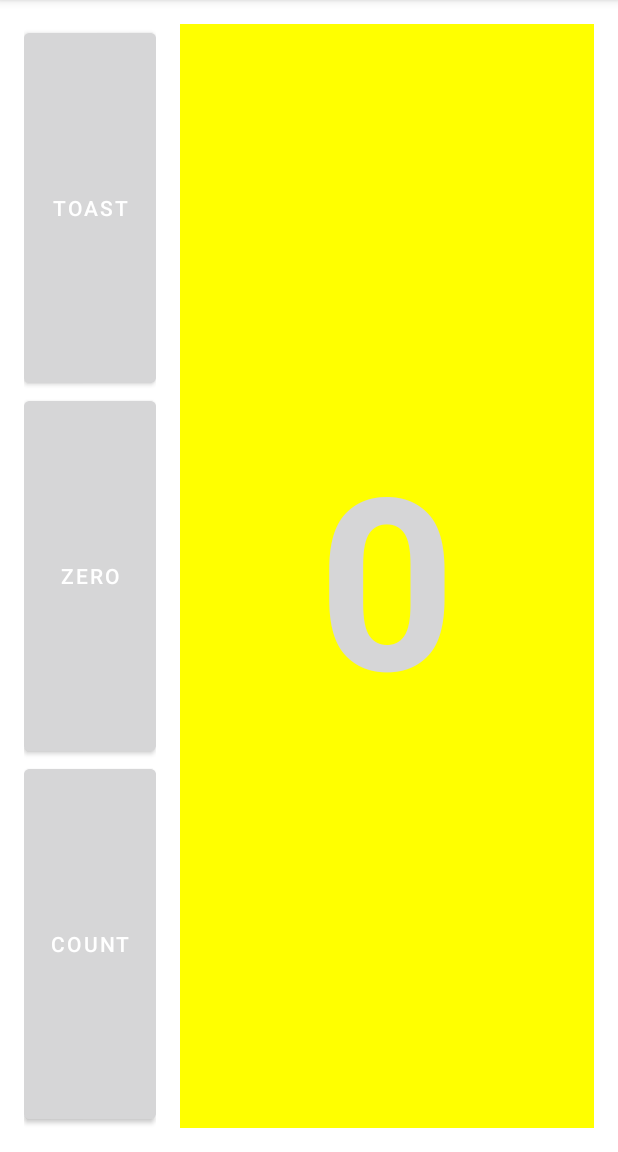
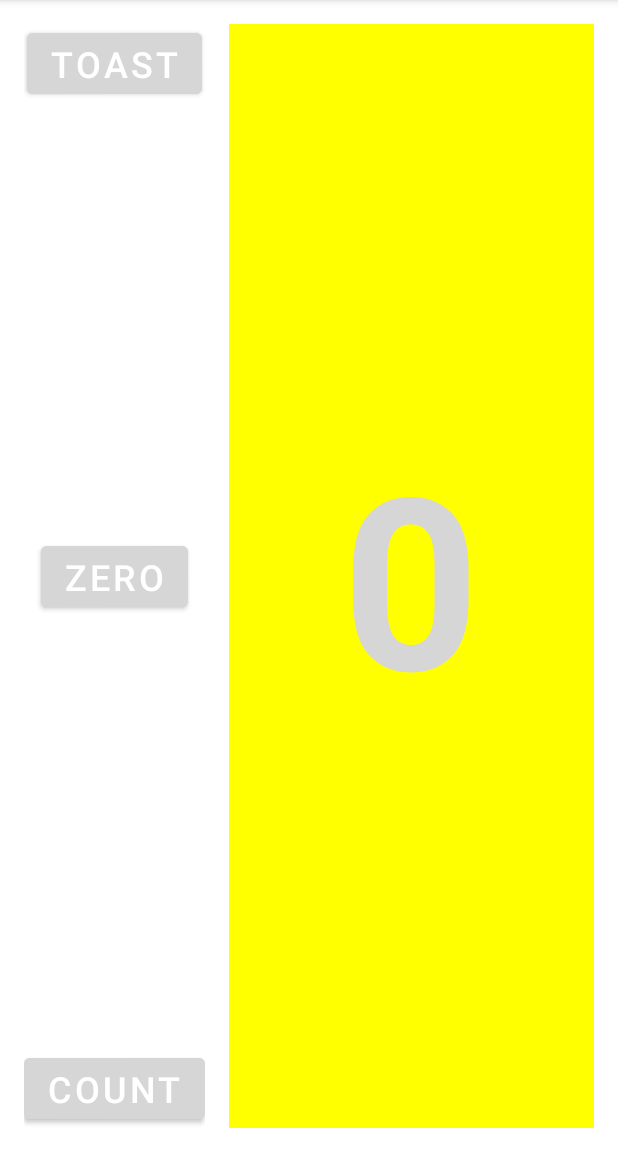
Before and after one commit to ArionTheWanderer/andersen-hw-google-codelabs, an Android app: the screen it shows after launch (MainActivity), on a phone screen of 412 x 824 dp, the part 84-1236 px from its top. Run offline under Robolectric (Android 15) with nearby library versions, the phone set to English and light mode, and no system bars.

Commit message:
[2]HelloConstraint HW: linear layout has been replaced by constraint layout; some little fixes

```diff
--- a/HelloToast/app/src/main/java/com/example/helloconstraint/MainActivity.kt
+++ b/HelloToast/app/src/main/java/com/example/helloconstraint/MainActivity.kt
@@ -24,17 +24,18 @@ class MainActivity : AppCompatActivity() {
     fun countUp(view: android.view.View) {
         mCount++
         if (mCount % 2 == 0) {
-            view.backgroundTintList = AppCompatResources.getColorStateList(this, R.color.color_even);
+            view.backgroundTintList = AppCompatResources.getColorStateList(this, R.color.color_even)
         } else {
-            view.backgroundTintList = AppCompatResources.getColorStateList(this, R.color.color_odd);
+            view.backgroundTintList = AppCompatResources.getColorStateList(this, R.color.color_odd)
         }
-        findViewById<Button>(R.id.button_zero).backgroundTintList = AppCompatResources.getColorStateList(this, R.color.color_even)
+        findViewById<Button>(R.id.button_zero).backgroundTintList = AppCompatResources.getColorStateList(this, R.color.color_zero_active)
         mShowCount.text = mCount.toString()
     }
 
     fun resetCount(view: android.view.View) {
         mCount = 0
-        view.backgroundTintList = AppCompatResources.getColorStateList(this, R.color.color_gray)
+        findViewById<Button>(R.id.button_count).backgroundTintList = AppCompatResources.getColorStateList(this, R.color.color_even)
+        view.backgroundTintList = AppCompatResources.getColorStateList(this, R.color.color_zero_inactive)
         mShowCount.text = mCount.toString()
     }
 }
--- /dev/null
+++ b/HelloToast/app/src/main/res/color/color_zero_active.xml
@@ -0,0 +1,4 @@
+<?xml version="1.0" encoding="utf-8"?>
+<selector xmlns:android="http://schemas.android.com/apk/res/android">
+    <item android:color="@color/purple_500" />
+</selector>
--- a/HelloToast/app/src/main/res/layout-land/activity_main.xml
+++ b/HelloToast/app/src/main/res/layout-land/activity_main.xml
@@ -1,62 +1,78 @@
 <?xml version="1.0" encoding="utf-8"?>
 <RelativeLayout xmlns:android="http://schemas.android.com/apk/res/android"
+    xmlns:app="http://schemas.android.com/apk/res-auto"
     xmlns:tools="http://schemas.android.com/tools"
     android:layout_width="match_parent"
     android:layout_height="match_parent"
     android:orientation="vertical"
     tools:context=".MainActivity">
 
-    <LinearLayout
-        android:id="@+id/ll_buttons"
+    <androidx.constraintlayout.widget.ConstraintLayout
+        android:id="@+id/cl_buttons"
         android:layout_width="wrap_content"
         android:layout_height="match_parent"
         android:layout_marginStart="16dp"
         android:layout_marginTop="16dp"
         android:layout_marginEnd="8dp"
-        android:layout_marginBottom="16dp"
-        android:orientation="vertical">
+        android:layout_marginBottom="16dp">
 
         <Button
             android:id="@+id/button_toast"
             android:layout_width="wrap_content"
-            android:layout_height="0dp"
-            android:layout_weight="1"
+            android:layout_height="wrap_content"
             android:backgroundTint="@color/purple_500"
             android:onClick="showToast"
             android:text="@string/button_label_toast"
-            android:textColor="@android:color/white" />
+            android:textColor="@android:color/white"
+            android:textSize="24sp"
+            app:flow_horizontalBias="0.5"
+            app:layout_constraintBottom_toTopOf="@+id/button_zero"
+            app:layout_constraintEnd_toEndOf="parent"
+            app:layout_constraintStart_toStartOf="parent"
+            app:layout_constraintTop_toTopOf="parent"
+            app:layout_constraintVertical_chainStyle="spread_inside" />
 
         <Button
             android:id="@id/button_zero"
             android:layout_width="wrap_content"
-            android:layout_height="0dp"
-            android:layout_weight="1"
+            android:layout_height="wrap_content"
             android:backgroundTint="@color/gray"
+            android:onClick="resetCount"
             android:text="@string/button_label_zero"
-            android:textColor="@android:color/white" />
+            android:textColor="@android:color/white"
+            android:textSize="24sp"
+            app:flow_horizontalBias="0.5"
+            app:layout_constraintBottom_toTopOf="@+id/button_count"
+            app:layout_constraintEnd_toEndOf="parent"
+            app:layout_constraintStart_toStartOf="parent"
+            app:layout_constraintTop_toBottomOf="@id/button_toast" />
 
         <Button
-            android:id="@+id/button_count"
+            android:id="@id/button_count"
             android:layout_width="wrap_content"
-            android:layout_height="0dp"
-            android:layout_weight="1"
+            android:layout_height="wrap_content"
             android:backgroundTint="@color/purple_500"
             android:onClick="countUp"
             android:text="@string/button_label_count"
-            android:textColor="@android:color/white" />
+            android:textColor="@android:color/white"
+            android:textSize="24sp"
+            app:flow_horizontalBias="0.5"
+            app:layout_constraintBottom_toBottomOf="parent"
+            app:layout_constraintEnd_toEndOf="parent"
+            app:layout_constraintStart_toStartOf="parent"
+            app:layout_constraintTop_toBottomOf="@id/button_zero" />
 
-
-    </LinearLayout>
+    </androidx.constraintlayout.widget.ConstraintLayout>
 
     <TextView
         android:id="@+id/show_count"
         android:layout_width="match_parent"
         android:layout_height="wrap_content"
-        android:layout_alignTop="@+id/ll_buttons"
-        android:layout_alignBottom="@+id/ll_buttons"
+        android:layout_alignTop="@id/cl_buttons"
+        android:layout_alignBottom="@id/cl_buttons"
         android:layout_marginStart="8dp"
         android:layout_marginEnd="16dp"
-        android:layout_toEndOf="@+id/ll_buttons"
+        android:layout_toEndOf="@id/cl_buttons"
         android:background="#FFFF00"
         android:gravity="center"
         android:text="@string/count_initial_value"
--- a/HelloToast/app/src/main/res/layout-sw600dp/activity_main.xml
+++ b/HelloToast/app/src/main/res/layout-sw600dp/activity_main.xml
@@ -1,69 +1,83 @@
 <?xml version="1.0" encoding="utf-8"?>
 <RelativeLayout xmlns:android="http://schemas.android.com/apk/res/android"
+    xmlns:app="http://schemas.android.com/apk/res-auto"
     xmlns:tools="http://schemas.android.com/tools"
     android:layout_width="match_parent"
     android:layout_height="match_parent"
     android:orientation="vertical"
     tools:context=".MainActivity">
 
-    <LinearLayout
-        android:id="@+id/ll_buttons"
+    <androidx.constraintlayout.widget.ConstraintLayout
+        android:id="@+id/cl_buttons"
         android:layout_width="wrap_content"
         android:layout_height="match_parent"
         android:layout_marginStart="16dp"
         android:layout_marginTop="16dp"
         android:layout_marginEnd="8dp"
-        android:layout_marginBottom="16dp"
-        android:orientation="vertical">
+        android:layout_marginBottom="16dp">
 
         <Button
             android:id="@+id/button_toast"
-            android:layout_width="match_parent"
-            android:layout_height="0dp"
-            android:layout_weight="1"
-            android:textSize="40sp"
+            android:layout_width="wrap_content"
+            android:layout_height="wrap_content"
             android:backgroundTint="@color/purple_500"
             android:onClick="showToast"
             android:text="@string/button_label_toast"
-            android:textColor="@android:color/white" />
+            android:textColor="@android:color/white"
+            android:textSize="48sp"
+            app:flow_horizontalBias="0.5"
+            app:layout_constraintBottom_toTopOf="@+id/button_zero"
+            app:layout_constraintEnd_toEndOf="parent"
+            app:layout_constraintStart_toStartOf="parent"
+            app:layout_constraintTop_toTopOf="parent"
+            app:layout_constraintVertical_chainStyle="spread_inside" />
 
         <Button
-            android:id="@+id/button_zero"
-            android:layout_width="match_parent"
-            android:layout_height="0dp"
-            android:layout_weight="1"
+            android:id="@id/button_zero"
+            android:layout_width="wrap_content"
+            android:layout_height="wrap_content"
             android:backgroundTint="@color/gray"
+            android:onClick="resetCount"
             android:text="@string/button_label_zero"
             android:textColor="@android:color/white"
-            android:textSize="40sp" />
+            android:textSize="48sp"
+            app:flow_horizontalBias="0.5"
+            app:layout_constraintBottom_toTopOf="@+id/button_count"
+            app:layout_constraintEnd_toEndOf="parent"
+            app:layout_constraintStart_toStartOf="parent"
+            app:layout_constraintTop_toBottomOf="@id/button_toast" />
 
         <Button
-            android:id="@+id/button_count"
-            android:layout_width="match_parent"
-            android:layout_height="0dp"
-            android:layout_weight="1"
+            android:id="@id/button_count"
+            android:layout_width="wrap_content"
+            android:layout_height="wrap_content"
             android:backgroundTint="@color/purple_500"
             android:onClick="countUp"
             android:text="@string/button_label_count"
             android:textColor="@android:color/white"
-            android:textSize="40sp" />
+            android:textSize="48sp"
+            app:flow_horizontalBias="0.5"
+            app:layout_constraintBottom_toBottomOf="parent"
+            app:layout_constraintEnd_toEndOf="parent"
+            app:layout_constraintStart_toStartOf="parent"
+            app:layout_constraintTop_toBottomOf="@id/button_zero" />
 
-    </LinearLayout>
+    </androidx.constraintlayout.widget.ConstraintLayout>
 
     <TextView
         android:id="@+id/show_count"
         android:layout_width="match_parent"
         android:layout_height="wrap_content"
-        android:layout_alignTop="@+id/ll_buttons"
-        android:layout_alignBottom="@+id/ll_buttons"
+        android:layout_alignTop="@id/cl_buttons"
+        android:layout_alignBottom="@id/cl_buttons"
         android:layout_marginStart="8dp"
         android:layout_marginEnd="16dp"
-        android:layout_toEndOf="@+id/ll_buttons"
+        android:layout_toEndOf="@id/cl_buttons"
         android:background="#FFFF00"
         android:gravity="center"
         android:text="@string/count_initial_value"
         android:textColor="@color/purple_500"
-        android:textSize="240sp"
+        android:textSize="200sp"
         android:textStyle="bold" />
 
 </RelativeLayout>
--- a/HelloToast/app/src/main/res/layout/activity_main.xml
+++ b/HelloToast/app/src/main/res/layout/activity_main.xml
@@ -1,62 +1,78 @@
 <?xml version="1.0" encoding="utf-8"?>
 <RelativeLayout xmlns:android="http://schemas.android.com/apk/res/android"
+    xmlns:app="http://schemas.android.com/apk/res-auto"
     xmlns:tools="http://schemas.android.com/tools"
     android:layout_width="match_parent"
     android:layout_height="match_parent"
     android:orientation="vertical"
     tools:context=".MainActivity">
 
-    <LinearLayout
-        android:id="@+id/ll_buttons"
+    <androidx.constraintlayout.widget.ConstraintLayout
+        android:id="@+id/cl_buttons"
         android:layout_width="wrap_content"
         android:layout_height="match_parent"
         android:layout_marginStart="16dp"
         android:layout_marginTop="16dp"
         android:layout_marginEnd="8dp"
-        android:layout_marginBottom="16dp"
-        android:orientation="vertical">
+        android:layout_marginBottom="16dp">
 
         <Button
             android:id="@+id/button_toast"
             android:layout_width="wrap_content"
-            android:layout_height="0dp"
-            android:layout_weight="1"
+            android:layout_height="wrap_content"
             android:backgroundTint="@color/purple_500"
             android:onClick="showToast"
             android:text="@string/button_label_toast"
-            android:textColor="@android:color/white" />
+            android:textColor="@android:color/white"
+            android:textSize="24sp"
+            app:flow_horizontalBias="0.5"
+            app:layout_constraintBottom_toTopOf="@+id/button_zero"
+            app:layout_constraintEnd_toEndOf="parent"
+            app:layout_constraintStart_toStartOf="parent"
+            app:layout_constraintTop_toTopOf="parent"
+            app:layout_constraintVertical_chainStyle="spread_inside" />
 
         <Button
             android:id="@id/button_zero"
             android:layout_width="wrap_content"
-            android:layout_height="0dp"
-            android:layout_weight="1"
+            android:layout_height="wrap_content"
+            android:backgroundTint="@color/gray"
             android:onClick="resetCount"
-            android:backgroundTint="@color/gray"
             android:text="@string/button_label_zero"
-            android:textColor="@android:color/white" />
+            android:textColor="@android:color/white"
+            android:textSize="24sp"
+            app:flow_horizontalBias="0.5"
+            app:layout_constraintBottom_toTopOf="@+id/button_count"
+            app:layout_constraintEnd_toEndOf="parent"
+            app:layout_constraintStart_toStartOf="parent"
+            app:layout_constraintTop_toBottomOf="@id/button_toast" />
 
         <Button
-            android:id="@+id/button_count"
+            android:id="@id/button_count"
             android:layout_width="wrap_content"
-            android:layout_height="0dp"
-            android:layout_weight="1"
+            android:layout_height="wrap_content"
             android:backgroundTint="@color/purple_500"
             android:onClick="countUp"
             android:text="@string/button_label_count"
-            android:textColor="@android:color/white" />
+            android:textColor="@android:color/white"
+            android:textSize="24sp"
+            app:flow_horizontalBias="0.5"
+            app:layout_constraintBottom_toBottomOf="parent"
+            app:layout_constraintEnd_toEndOf="parent"
+            app:layout_constraintStart_toStartOf="parent"
+            app:layout_constraintTop_toBottomOf="@id/button_zero" />
 
-    </LinearLayout>
+    </androidx.constraintlayout.widget.ConstraintLayout>
 
     <TextView
         android:id="@+id/show_count"
         android:layout_width="match_parent"
         android:layout_height="wrap_content"
-        android:layout_alignTop="@+id/ll_buttons"
-        android:layout_alignBottom="@+id/ll_buttons"
+        android:layout_alignTop="@id/cl_buttons"
+        android:layout_alignBottom="@id/cl_buttons"
         android:layout_marginStart="8dp"
         android:layout_marginEnd="16dp"
-        android:layout_toEndOf="@+id/ll_buttons"
+        android:layout_toEndOf="@id/cl_buttons"
         android:background="#FFFF00"
         android:gravity="center"
         android:text="@string/count_initial_value"
```
Also changed, not shown: HelloToast/app/src/main/res/color/color_zero_inactive.xml (renamed from HelloToast/app/src/main/res/color/color_gray.xml).
